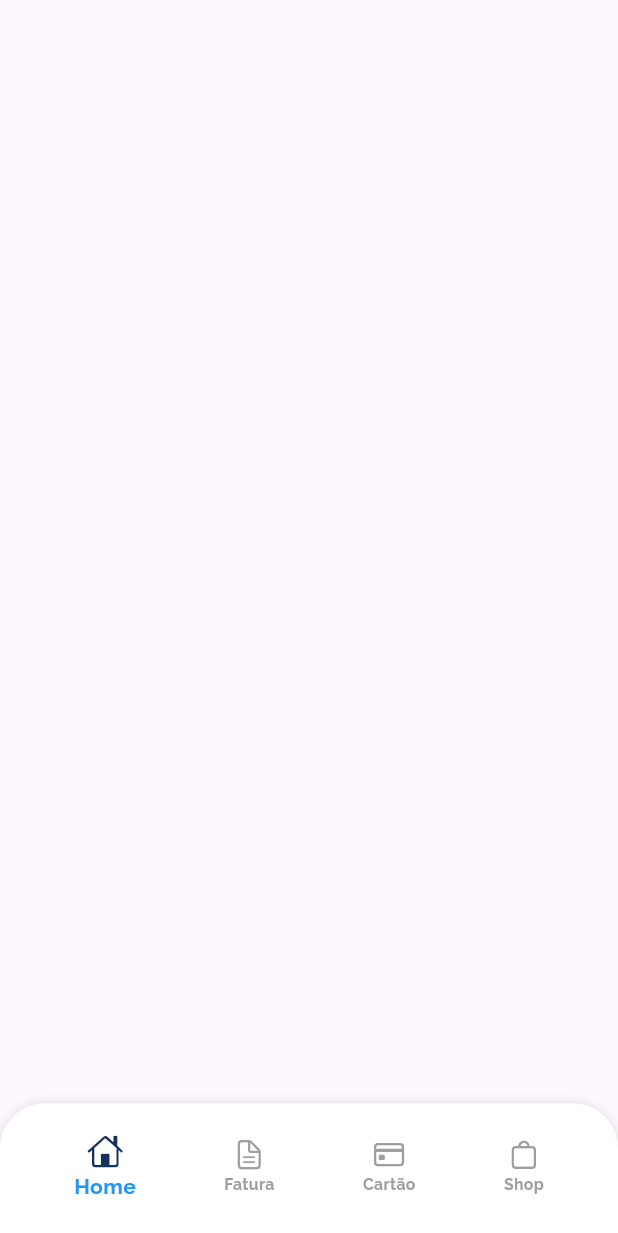
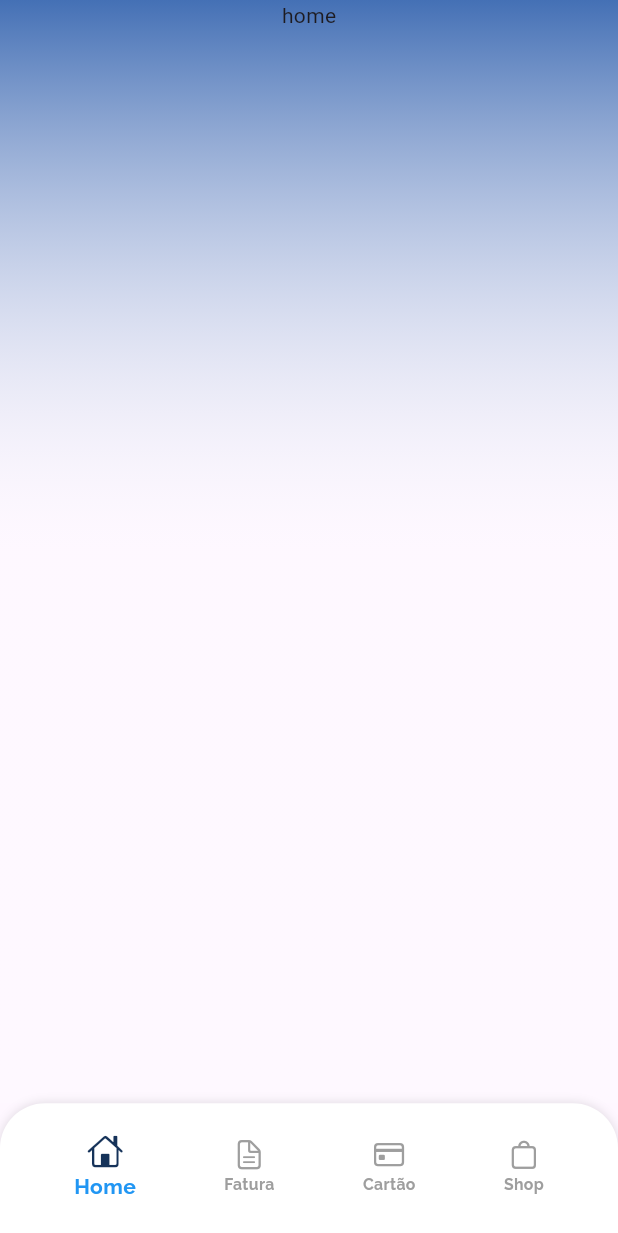
Before and after one commit to wdvictor/gs3-creditcard, a Flutter app: the screen it shows after launch, on a phone screen of 412 x 824 dp. Shown: the top 1233 px of the screen. Run offline on Flutter 3.47's test engine with Material 3 defaults, Android fonts, the phone set to English and light mode, and no system bars.

```diff
--- a/lib/module/home/presentation/home_page.dart
+++ b/lib/module/home/presentation/home_page.dart
@@ -1,3 +1,6 @@
+import 'package:creditcard/module/home/controllers/bottom_bar_controller.dart';
+import 'package:creditcard/module/home/domain/enums/bottom_nav_bar_type.dart';
+import 'package:creditcard/module/home/presentation/home_page_background.dart';
 import 'package:creditcard/module/home/presentation/widgets/app_bottom_nav_bar.dart';
 import 'package:flutter/material.dart';
 
@@ -9,10 +12,42 @@ class HomePage extends StatefulWidget {
 }
 
 class _HomePageState extends State<HomePage> {
+  final controller = BottomBarController();
   @override
   Widget build(BuildContext context) {
     return Scaffold(
-      bottomNavigationBar: AppBottomNavBar(),
+      body: HomePageBackground(
+        child: ValueListenableBuilder(
+          valueListenable: controller,
+          builder: (context, type, child) {
+            if (type == BottomNavBarType.home) {
+              return Center(
+                child: Text('home'),
+              );
+            }
+            if (type == BottomNavBarType.fatura) {
+              return Center(
+                child: Text('Fatura'),
+              );
+            }
+            if (type == BottomNavBarType.cartao) {
+              return Center(
+                child: Text('cartão'),
+              );
+            }
+            if (type == BottomNavBarType.shop) {
+              return Center(
+                child: Text('shop'),
+              );
+            }
+
+            return Text('Error');
+          },
+        ),
+      ),
+      bottomNavigationBar: AppBottomNavBar(
+        controller: controller,
+      ),
     );
   }
 }
--- /dev/null
+++ b/lib/module/home/presentation/home_page_background.dart
@@ -0,0 +1,31 @@
+import 'package:creditcard/module/app/core/extensions/build_context_extensions.dart';
+import 'package:creditcard/module/app/core/theme/app_theme.dart';
+import 'package:flutter/material.dart';
+
+class HomePageBackground extends StatelessWidget {
+  const HomePageBackground({super.key, required this.child});
+  final Widget child;
+  @override
+  Widget build(BuildContext context) {
+    return Container(
+      width: context.screenWidth,
+      height: context.screenHeight,
+      decoration: BoxDecoration(
+        gradient: LinearGradient(
+          begin: Alignment.topCenter,
+          end: Alignment.bottomCenter,
+          colors: [
+            AppTheme.lightBlue,
+            Colors.white10,
+            Colors.white12,
+          ],
+        ),
+      ),
+      child: SafeArea(
+        child: Column(
+          children: [child],
+        ),
+      ),
+    );
+  }
+}
--- a/lib/module/home/presentation/widgets/app_bottom_nav_bar.dart
+++ b/lib/module/home/presentation/widgets/app_bottom_nav_bar.dart
@@ -5,15 +5,13 @@ import 'package:flutter/cupertino.dart';
 import 'bottom_nav_bar_item.dart';
 
 class AppBottomNavBar extends StatefulWidget {
-  const AppBottomNavBar({super.key});
-
+  const AppBottomNavBar({super.key, required this.controller});
+  final BottomBarController controller;
   @override
   State<AppBottomNavBar> createState() => _AppBottomNavBarState();
 }
 
 class _AppBottomNavBarState extends State<AppBottomNavBar> {
-  final controller = BottomBarController();
-
   @override
   void initState() {
     super.initState();
@@ -23,7 +21,7 @@ class _AppBottomNavBarState extends State<AppBottomNavBar> {
   Widget build(BuildContext context) {
     return CustomAppNavBar(
       child: ValueListenableBuilder(
-        valueListenable: controller,
+        valueListenable: widget.controller,
         builder: (context, type, child) {
           return Row(
             mainAxisAlignment: MainAxisAlignment.spaceAround,
@@ -32,7 +30,9 @@ class _AppBottomNavBarState extends State<AppBottomNavBar> {
                 child: BottomNavBarItem(
                   label: 'Home',
                   icon: CupertinoIcons.home,
-                  onTap: () {},
+                  onTap: () => widget.controller.onChangeType(
+                    BottomNavBarType.home,
+                  ),
                   enabled: type == BottomNavBarType.home,
                 ),
               ),
@@ -40,7 +40,9 @@ class _AppBottomNavBarState extends State<AppBottomNavBar> {
                 child: BottomNavBarItem(
                   label: 'Fatura',
                   icon: CupertinoIcons.doc_text,
-                  onTap: () {},
+                  onTap: () => widget.controller.onChangeType(
+                    BottomNavBarType.fatura,
+                  ),
                   enabled: type == BottomNavBarType.fatura,
                 ),
               ),
@@ -48,7 +50,9 @@ class _AppBottomNavBarState extends State<AppBottomNavBar> {
                 child: BottomNavBarItem(
                   label: 'Cartão',
                   icon: CupertinoIcons.creditcard,
-                  onTap: () {},
+                  onTap: () => widget.controller.onChangeType(
+                    BottomNavBarType.cartao,
+                  ),
                   enabled: type == BottomNavBarType.cartao,
                 ),
               ),
@@ -56,7 +60,9 @@ class _AppBottomNavBarState extends State<AppBottomNavBar> {
                 child: BottomNavBarItem(
                   label: 'Shop',
                   icon: CupertinoIcons.bag,
-                  onTap: () {},
+                  onTap: () => widget.controller.onChangeType(
+                    BottomNavBarType.shop,
+                  ),
                   enabled: type == BottomNavBarType.shop,
                 ),
               ),
--- a/lib/module/home/presentation/widgets/bottom_nav_bar_item.dart
+++ b/lib/module/home/presentation/widgets/bottom_nav_bar_item.dart
@@ -1,4 +1,3 @@
-import 'package:creditcard/module/app/core/extensions/build_context_extensions.dart';
 import 'package:creditcard/module/app/core/theme/app_theme.dart';
 import 'package:flutter/material.dart';
 
```
